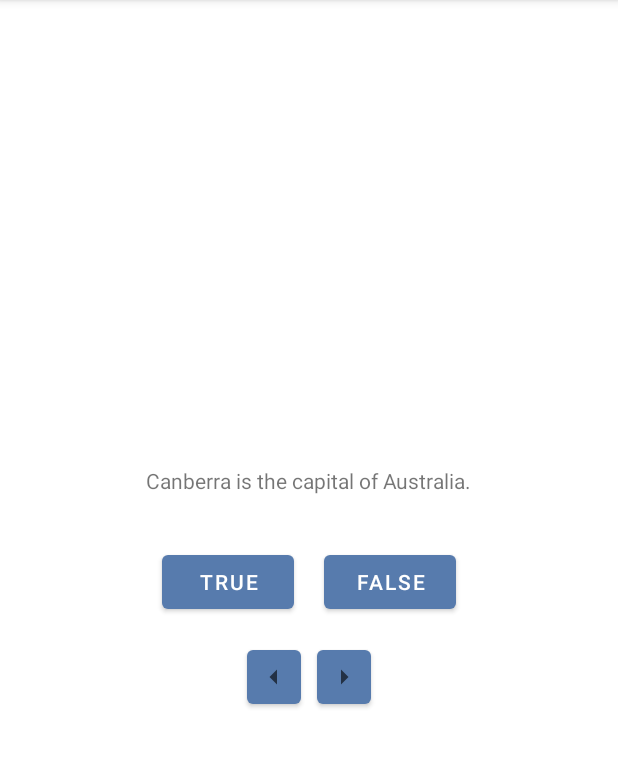
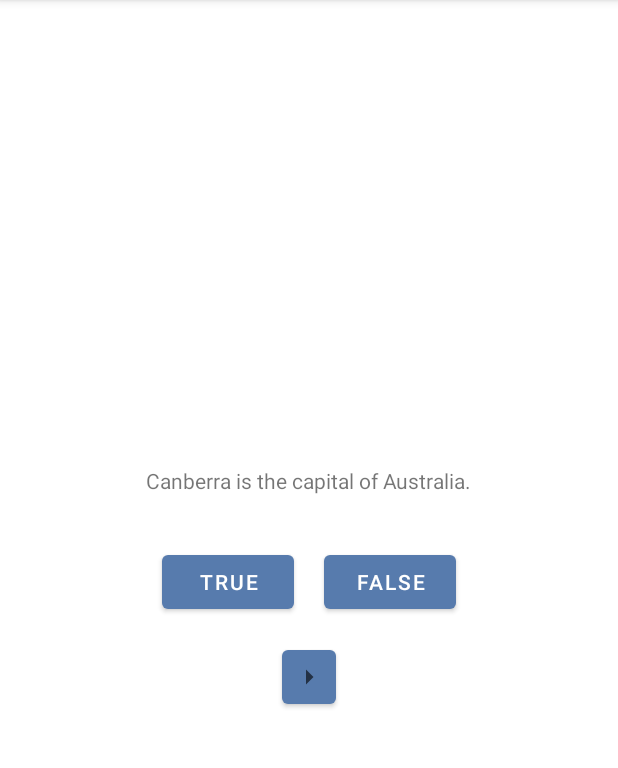
Before and after one commit to superfer2002/GeoQuiz, an Android app: the screen it shows after launch (MainActivity), on a phone screen of 412 x 824 dp, the part 84-852 px from its top. Run offline under Robolectric (Android 15) with nearby library versions, the phone set to English and light mode, and no system bars.

Commit message:
little questionNumber changes 4

```diff
--- a/app/src/main/java/com/example/geoquiz/controller/MainActivity.java
+++ b/app/src/main/java/com/example/geoquiz/controller/MainActivity.java
@@ -146,6 +146,8 @@ public class MainActivity extends AppCompatActivity {
             }
         });
 
+        previousQuestion.setVisibility(View.GONE);
+
     }
 
     @Override
```
